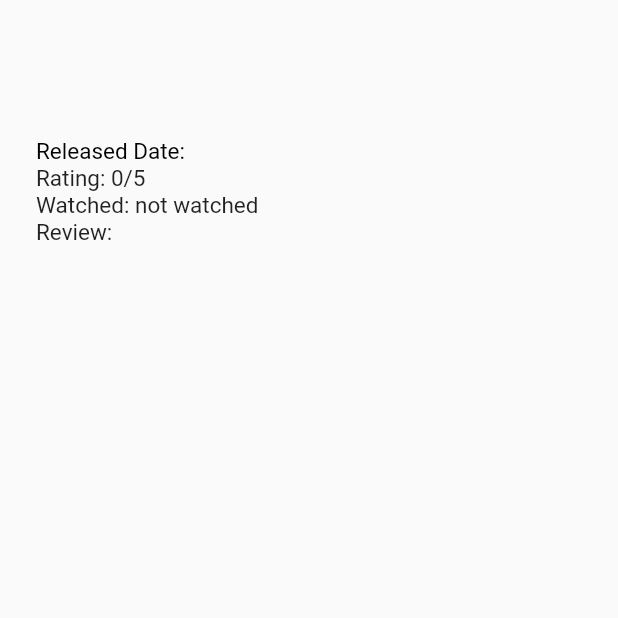
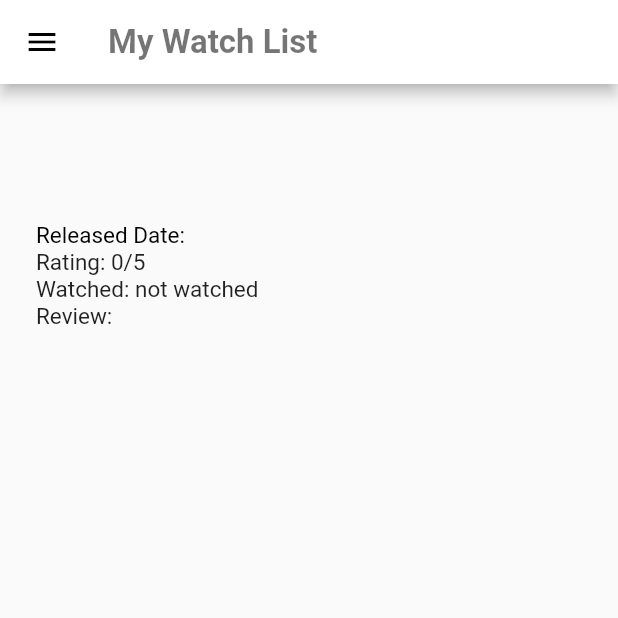
Before and after one commit to carlenee/pbp-flutter-lab, a Flutter app: the WatchListDetailPage screen opened directly with empty values, on a phone screen of 412 x 824 dp, the top half of it. Run offline on Flutter 3.47's test engine with Material 2 defaults, Android fonts, the phone set to English and light mode, and no system bars; our stand-ins replace date_field; missing offline and left inert: dart:html.

Commit message:
bonus done

```diff
--- a/lib/pages/watch_list_detail_page.dart
+++ b/lib/pages/watch_list_detail_page.dart
@@ -2,6 +2,8 @@ import 'dart:html';
 
 import 'package:flutter/cupertino.dart';
 import 'package:flutter/material.dart';
+
+import '../widget/drawer.dart';
 
 class WatchListDetailPage extends StatelessWidget {
   final String title;
@@ -36,6 +38,19 @@ class WatchListDetailPage extends StatelessWidget {
   @override
   Widget build(BuildContext context) {
     return Scaffold(
+      appBar: AppBar(
+          iconTheme: IconThemeData(color: Colors.black),
+          backgroundColor: Colors.white,
+          title: const Text(
+            'My Watch List',
+            style: TextStyle(
+              fontWeight: FontWeight.w600,
+              fontSize: 22,
+              color: Colors.black54,
+            ),
+          ),
+        ),
+        drawer: DrawerClass("My Watch List"),
         body: Padding(
       padding: const EdgeInsets.all(24.0),
       child: Column(
```
Also changed, not shown: lib/pages/watch_list_page.dart (+13 -0 lines).
